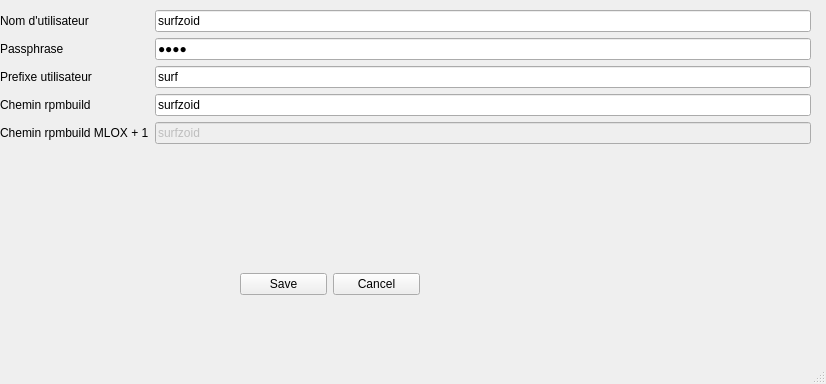
Before: the Qt Designer form parametres.ui in surfzoid/umlo, drawn with Qt 5.
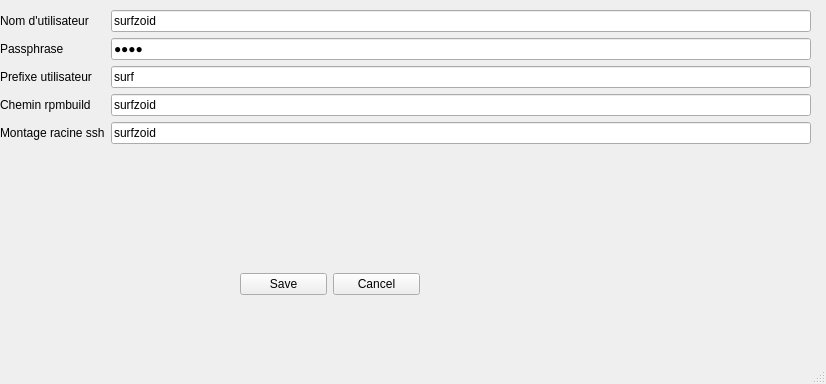
After: the same form once the commit is applied.

The edit to the form file:
```diff
--- a/parametres.ui
+++ b/parametres.ui
@@ -61,14 +61,14 @@
      <item row="5" column="0">
       <widget class="QLabel" name="label_6">
        <property name="text">
-        <string>Chemin rpmbuild MLOX + 1</string>
+        <string>Montage racine ssh</string>
        </property>
       </widget>
      </item>
      <item row="5" column="1">
       <widget class="QLineEdit" name="Rpmbuildx1Ed">
        <property name="enabled">
-        <bool>false</bool>
+        <bool>true</bool>
        </property>
        <property name="toolTip">
         <string>Enter the user name</string>
```
Left out of the diff: 2 changed lines with no effect on the pictures.
